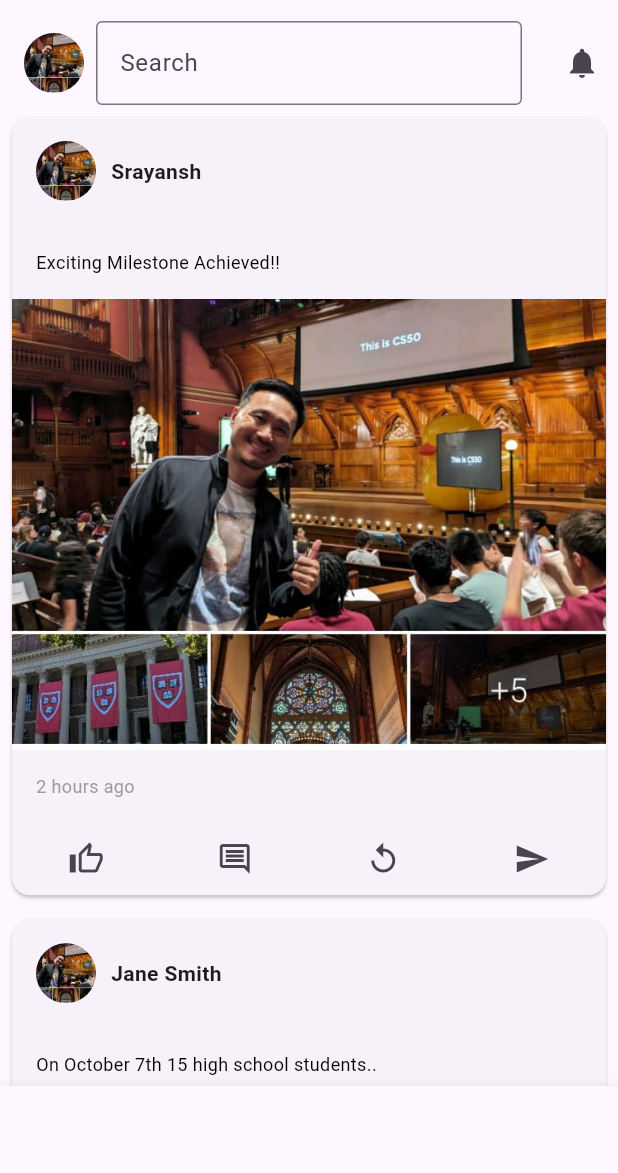
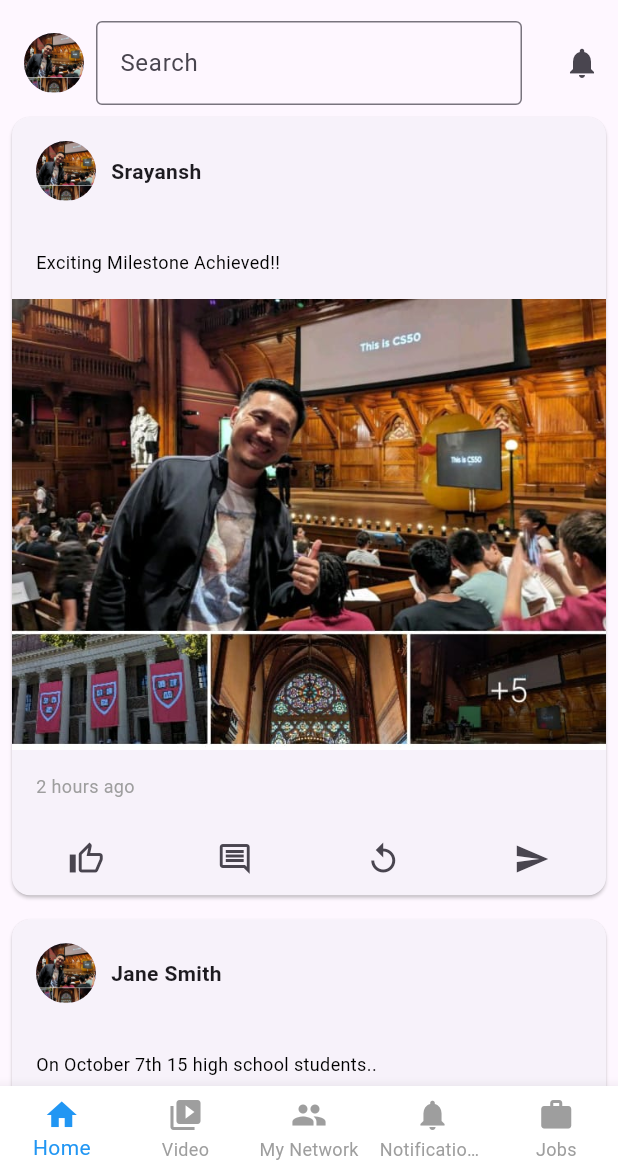
Before and after one commit to SRAYANSH-GUPTA/Linkedin-clone, a Flutter app: the screen it shows after launch, on a phone screen of 412 x 824 dp, the part 63-1236 px from its top. Run offline on Flutter 3.47's test engine with Material 3 defaults, Android fonts, the phone set to English and light mode, and no system bars; missing offline and left inert: lining_drawer, scroll_to_hide.

```diff
--- a/linkedin_clone/lib/views/home_screen.dart
+++ b/linkedin_clone/lib/views/home_screen.dart
@@ -8,9 +8,11 @@ class HomePage extends StatelessWidget {
   final LiningDrawerController _controller = LiningDrawerController();
   final ScrollController _scrollController = ScrollController();
 
+  HomePage({super.key});
+
   @override
   Widget build(BuildContext context) {
-    final postViewModel = Provider.of<PostViewModel>(context); // Moved this inside the build method
+    final postViewModel = Provider.of<PostViewModel>(context);
 
     return Scaffold(
       appBar: AppBar(
@@ -25,7 +27,7 @@ class HomePage extends StatelessWidget {
               ),
             ),
             const SizedBox(width: 8),
-            Expanded(
+            const Expanded(
               child: TextField(
                 decoration: InputDecoration(
                   border: OutlineInputBorder(),
@@ -141,10 +143,10 @@ class _HomeScreenState extends State<HomeScreen> {
 
   @override
   Widget build(BuildContext context) {
-    final postViewModel = Provider.of<PostViewModel>(context); // Moved inside build method
+    final postViewModel = Provider.of<PostViewModel>(context);
 
     final List<Widget> pages = [
-      HomePage(), // Use the HomePage widget here
+      HomePage(),
       const Center(child: Text('Video Page')),
       const Center(child: Text('My Network')),
       const Center(child: Text('Notifications')),
@@ -255,7 +257,7 @@ class _HomeScreenState extends State<HomeScreen> {
             },
           ),
         ),
-        body: pages[_selectedIndex], // Show selected page
+        body: pages[_selectedIndex],
         bottomNavigationBar: ScrollToHide(
           scrollController: _scrollController,
           height: 50,
@@ -269,7 +271,11 @@ class _HomeScreenState extends State<HomeScreen> {
               BottomNavigationBarItem(icon: Icon(Icons.work), label: 'Jobs'),
             ],
             currentIndex: _selectedIndex,
+            selectedItemColor: Colors.blue,
+            unselectedItemColor: Colors.grey,
+            backgroundColor: Colors.white,
             onTap: onItemTapped,
+            type: BottomNavigationBarType.fixed,
           ),
         ),
       ),
@@ -280,7 +286,7 @@ class _HomeScreenState extends State<HomeScreen> {
 class BlankPage extends StatelessWidget {
   final String pageName;
 
-  const BlankPage({Key? key, required this.pageName}) : super(key: key);
+  const BlankPage({super.key, required this.pageName});
 
   @override
   Widget build(BuildContext context) {
```
